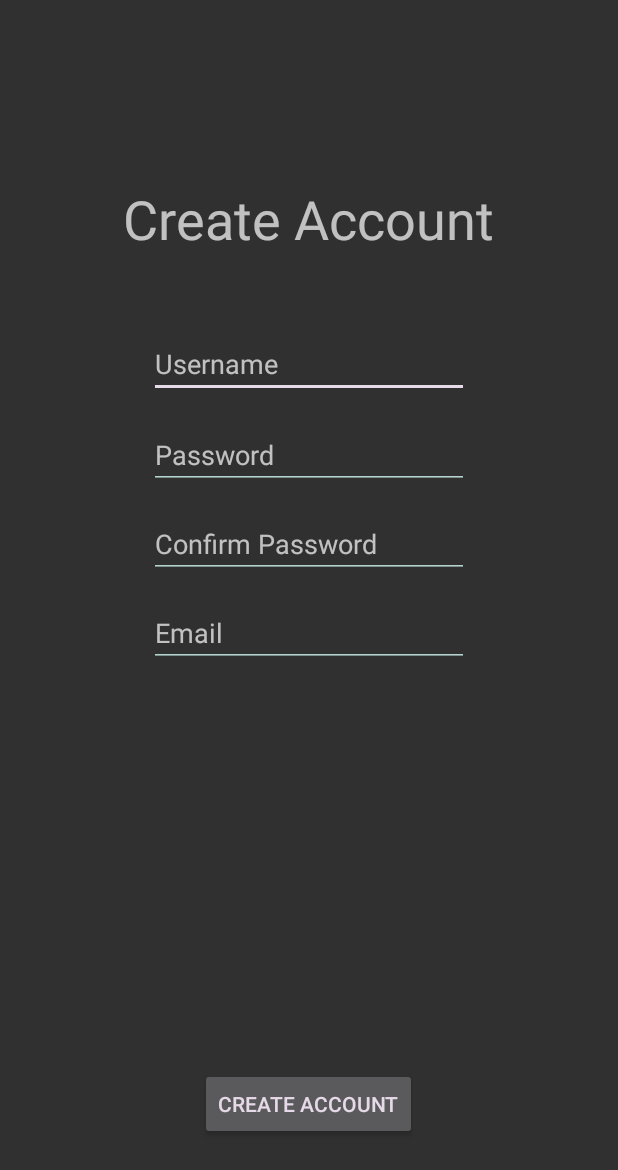
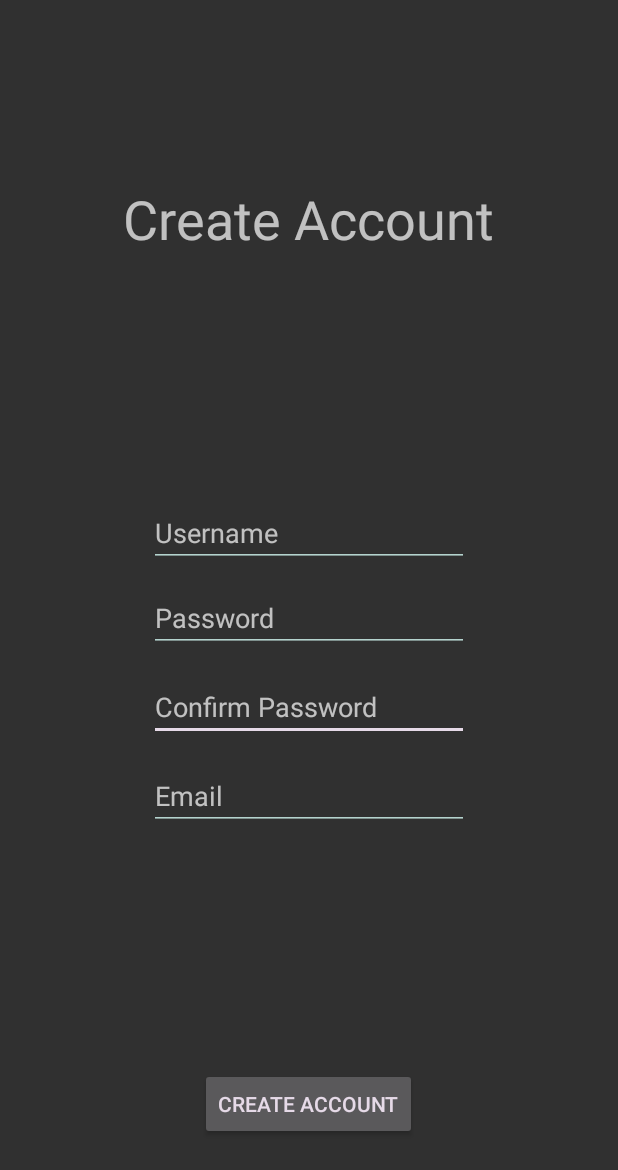
Before and after one commit to makoto0610/Mobster, an Android app: the screen it shows after launch (Registration), after a tap on "Create Account.", on a phone screen of 412 x 824 dp. Shown: the top 1170 px of the screen. Run offline under Robolectric (Android 15) with nearby library versions, the phone set to English and light mode, and no system bars; our stand-ins replace Firebase (no records; nobody signed in at launch, a user with empty details on screens opened directly).

Commit message:
Login and registration fonts consistent now.

```diff
--- a/Mobster/app/src/main/java/com/the_great_amoeba/mobster/Login.java
+++ b/Mobster/app/src/main/java/com/the_great_amoeba/mobster/Login.java
@@ -2,9 +2,12 @@ package com.the_great_amoeba.mobster;
 
 import android.content.Context;
 import android.content.Intent;
+import android.content.res.Resources;
+import android.graphics.Typeface;
 import android.support.annotation.NonNull;
 import android.support.v7.app.AppCompatActivity;
 import android.os.Bundle;
+import android.text.method.PasswordTransformationMethod;
 import android.util.Log;
 import android.view.View;
 import android.widget.EditText;
@@ -78,6 +81,8 @@ public class Login extends AppCompatActivity {
         };
         this.username = (EditText) findViewById(R.id.login_username);
         this.password = (EditText) findViewById(R.id.login_password);
+        password.setTypeface(Typeface.DEFAULT);
+        password.setTransformationMethod(new PasswordTransformationMethod());
 
         Log.d(Constant.AUTH_TAG, "IN ON_CREATE");
 
--- a/Mobster/app/src/main/java/com/the_great_amoeba/mobster/Registration.java
+++ b/Mobster/app/src/main/java/com/the_great_amoeba/mobster/Registration.java
@@ -3,9 +3,11 @@ package com.the_great_amoeba.mobster;
 import android.content.Context;
 import android.content.Intent;
 
+import android.graphics.Typeface;
 import android.support.annotation.NonNull;
 import android.support.v7.app.AppCompatActivity;
 import android.os.Bundle;
+import android.text.method.PasswordTransformationMethod;
 import android.util.Log;
 import android.view.View;
 import android.widget.EditText;
@@ -79,6 +81,11 @@ public class Registration extends AppCompatActivity {
         password = (EditText) findViewById(R.id.register_password);
         confirm = (EditText) findViewById(R.id.register_confirm_password);
         email = (EditText) findViewById(R.id.register_email);
+
+        password.setTypeface(Typeface.DEFAULT);
+        password.setTransformationMethod(new PasswordTransformationMethod());
+        confirm.setTypeface(Typeface.DEFAULT);
+        confirm.setTransformationMethod(new PasswordTransformationMethod());
 
     }
 
--- a/Mobster/app/src/main/res/layout/activity_registration.xml
+++ b/Mobster/app/src/main/res/layout/activity_registration.xml
@@ -20,28 +20,6 @@
         android:id="@+id/create_account_text"
         android:textSize="36sp"
         android:textAlignment="center" />
-
-    <EditText
-        android:layout_width="wrap_content"
-        android:layout_height="wrap_content"
-        android:inputType="textEmailAddress"
-        android:ems="10"
-        android:layout_below="@+id/create_account_text"
-        android:layout_centerHorizontal="true"
-        android:layout_marginTop="50dp"
-        android:id="@+id/register_username"
-        android:hint="Username" />
-
-    <EditText
-        android:layout_width="wrap_content"
-        android:layout_height="wrap_content"
-        android:inputType="textPassword"
-        android:ems="10"
-        android:layout_below="@+id/register_username"
-        android:layout_alignStart="@+id/register_username"
-        android:layout_marginTop="15dp"
-        android:id="@+id/register_password"
-        android:hint="Password" />
 
     <EditText
         android:layout_width="wrap_content"
@@ -76,4 +54,25 @@
         android:layout_centerHorizontal="true"
         android:layout_marginBottom="48dp" />
 
+    <EditText
+        android:layout_width="wrap_content"
+        android:layout_height="wrap_content"
+        android:inputType="textPassword"
+        android:ems="10"
+        android:id="@+id/register_password"
+        android:hint="Password"
+        android:layout_centerVertical="true"
+        android:layout_alignStart="@+id/register_username" />
+
+    <EditText
+        android:layout_width="wrap_content"
+        android:layout_height="wrap_content"
+        android:inputType="textEmailAddress"
+        android:ems="10"
+        android:id="@+id/register_username"
+        android:hint="Username"
+        android:layout_above="@+id/register_password"
+        android:layout_centerHorizontal="true"
+        android:layout_marginBottom="11dp" />
+
 </RelativeLayout>
```
